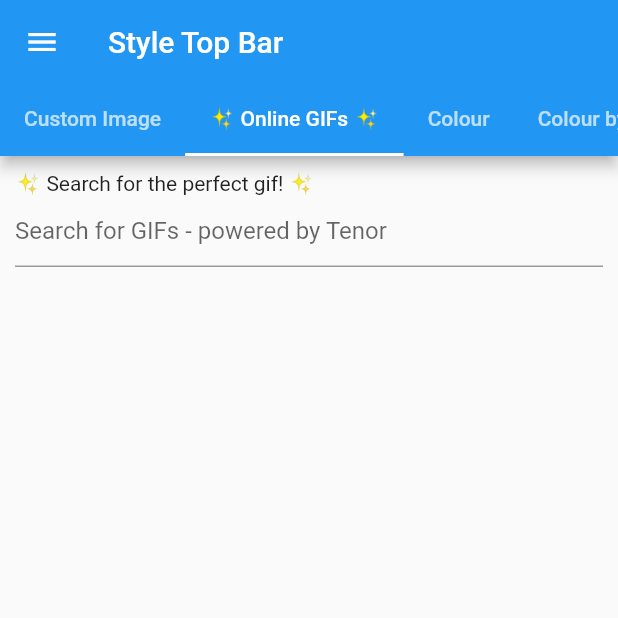
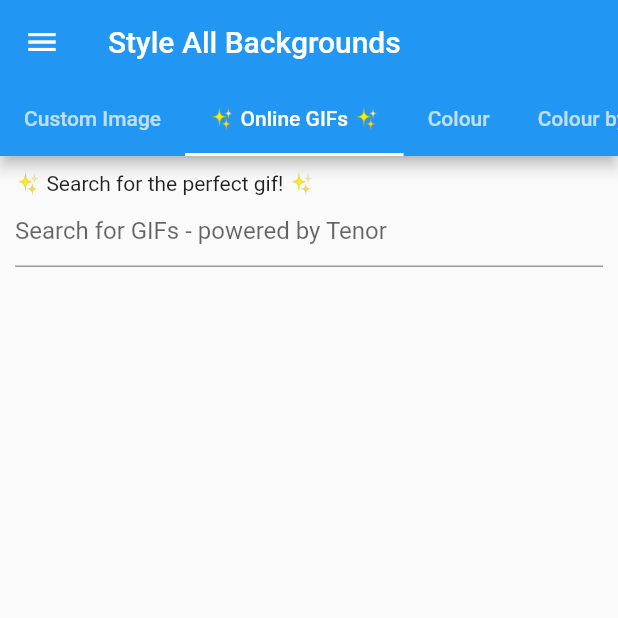
Before and after one commit to ActuallyHappening/SchoolBoxStyling, a Flutter app: the screen it shows after launch, tab 2 chosen, on a phone screen of 412 x 824 dp, the top half of it. Run offline on Flutter 3.47's test engine with Material 2 defaults, Android fonts, the phone set to English and light mode, and no system bars; our stand-ins replace dio, firebase_core, flutter_colorpicker; missing offline and left inert: dart:js; accounts and stored records are empty; network calls fail.

Commit message:
change: default to allBackgrounds

```diff
--- a/schoolbox_styling/lib/main.dart
+++ b/schoolbox_styling/lib/main.dart
@@ -26,7 +26,7 @@ class MyApp extends StatelessWidget {
         primarySwatch: Colors.blue,
       ),
       routes: routes,
-      initialRoute: "/${KnownKey.topBar.key}",
+      initialRoute: "/${KnownKey.allBackgrounds.key}",
     );
   }
 }
```
